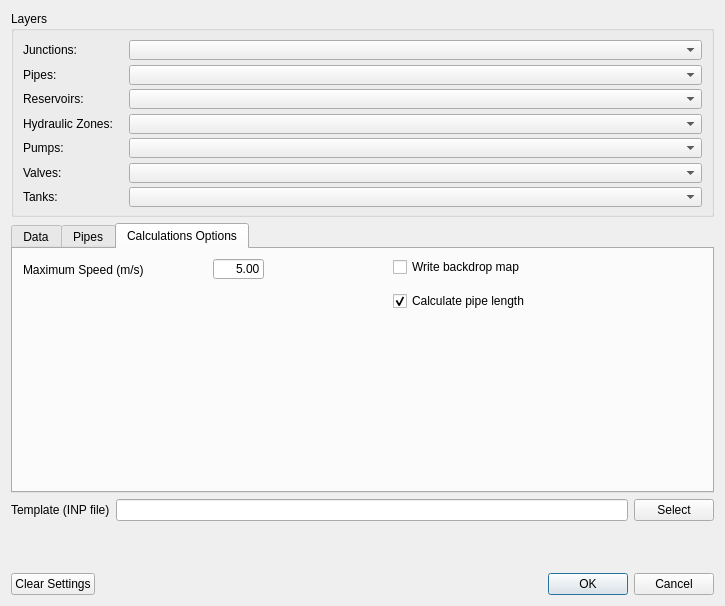
Above: core/QWater_Settings_dialog.ui from jorgealmerio/QWater before the change. Below: the same form after it.
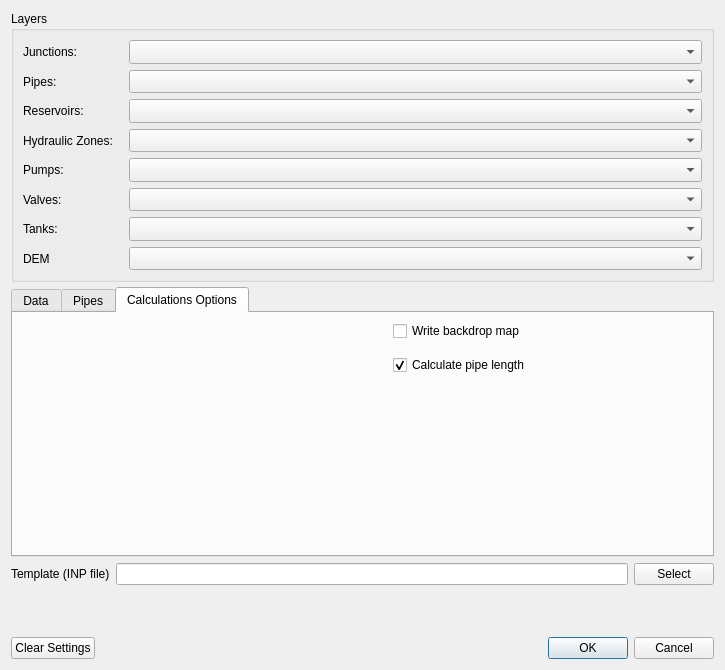
That is the form after the change. The open tabs and pages were chosen to show the change. Icons and pictures are not drawn. Custom widgets are drawn as their Qt base class.

Diff of the .ui file:
```diff
--- a/core/QWater_Settings_dialog.ui
+++ b/core/QWater_Settings_dialog.ui
@@ -7,7 +7,7 @@
     <x>0</x>
     <y>0</y>
     <width>725</width>
-    <height>606</height>
+    <height>670</height>
    </rect>
   </property>
   <property name="sizePolicy">
@@ -19,7 +19,7 @@
   <property name="minimumSize">
    <size>
     <width>615</width>
-    <height>595</height>
+    <height>670</height>
    </size>
   </property>
   <property name="maximumSize">
@@ -38,7 +38,7 @@
    <item>
     <widget class="QGroupBox" name="groupBox_Layers">
      <property name="sizePolicy">
-      <sizepolicy hsizetype="MinimumExpanding" vsizetype="Minimum">
+      <sizepolicy hsizetype="MinimumExpanding" vsizetype="MinimumExpanding">
        <horstretch>0</horstretch>
        <verstretch>0</verstretch>
       </sizepolicy>
@@ -46,7 +46,7 @@
      <property name="minimumSize">
       <size>
        <width>0</width>
-       <height>185</height>
+       <height>271</height>
       </size>
      </property>
      <property name="title">
@@ -318,7 +318,7 @@
        </layout>
       </item>
       <item>
-       <layout class="QHBoxLayout" name="horizontalLayout_9">
+       <layout class="QHBoxLayout" name="horizontalLayout_2">
         <item>
          <widget class="QLabel" name="label_12">
           <property name="sizePolicy">
@@ -362,6 +362,51 @@
         </item>
        </layout>
       </item>
+      <item>
+       <layout class="QHBoxLayout" name="horizontalLayout_9">
+        <item>
+         <widget class="QLabel" name="label_17">
+          <property name="sizePolicy">
+           <sizepolicy hsizetype="Minimum" vsizetype="Minimum">
+            <horstretch>0</horstretch>
+            <verstretch>0</verstretch>
+           </sizepolicy>
+          </property>
+          <property name="minimumSize">
+           <size>
+            <width>100</width>
+            <height>20</height>
+           </size>
+          </property>
+          <property name="text">
+           <string>DEM</string>
+          </property>
+         </widget>
+        </item>
+        <item>
+         <widget class="QgsMapLayerComboBox" name="CMBDEM">
+          <property name="sizePolicy">
+           <sizepolicy hsizetype="MinimumExpanding" vsizetype="Minimum">
+            <horstretch>0</horstretch>
+            <verstretch>0</verstretch>
+           </sizepolicy>
+          </property>
+          <property name="minimumSize">
+           <size>
+            <width>150</width>
+            <height>20</height>
+           </size>
+          </property>
+          <property name="editable">
+           <bool>false</bool>
+          </property>
+          <property name="insertPolicy">
+           <enum>QComboBox::InsertAtBottom</enum>
+          </property>
+         </widget>
+        </item>
+       </layout>
+      </item>
      </layout>
     </widget>
    </item>
@@ -967,53 +1012,6 @@
       <attribute name="title">
        <string>Calculations Options</string>
       </attribute>
-      <widget class="QLineEdit" name="Txt_v_max">
-       <property name="geometry">
-        <rect>
-         <x>200</x>
-         <y>10</y>
-         <width>51</width>
-         <height>20</height>
-        </rect>
-       </property>
-       <property name="text">
-        <string>5.00</string>
-       </property>
-       <property name="alignment">
-        <set>Qt::AlignRight|Qt::AlignTrailing|Qt::AlignVCenter</set>
-       </property>
-       <property name="placeholderText">
-        <string/>
-       </property>
-      </widget>
-      <widget class="QLabel" name="label_22">
-       <property name="geometry">
-        <rect>
-         <x>10</x>
-         <y>10</y>
-         <width>231</width>
-         <height>21</height>
-        </rect>
-       </property>
-       <property name="sizePolicy">
-        <sizepolicy hsizetype="Preferred" vsizetype="Minimum">
-         <horstretch>0</horstretch>
-         <verstretch>0</verstretch>
-        </sizepolicy>
-       </property>
-       <property name="minimumSize">
-        <size>
-         <width>0</width>
-         <height>20</height>
-        </size>
-       </property>
-       <property name="text">
-        <string>Maximum Speed (m/s)</string>
-       </property>
-       <property name="wordWrap">
-        <bool>true</bool>
-       </property>
-      </widget>
       <widget class="QWidget" name="layoutWidget">
        <property name="geometry">
         <rect>
@@ -1090,6 +1088,12 @@
     <layout class="QHBoxLayout" name="horizontalLayout_4">
      <item>
       <widget class="QLabel" name="lbl_extGeo">
+       <property name="maximumSize">
+        <size>
+         <width>16777215</width>
+         <height>42</height>
+        </size>
+       </property>
        <property name="text">
         <string/>
        </property>
@@ -1097,6 +1101,12 @@
      </item>
      <item>
       <widget class="QLabel" name="lbl_extReal">
+       <property name="maximumSize">
+        <size>
+         <width>16777215</width>
+         <height>42</height>
+        </size>
+       </property>
        <property name="text">
         <string/>
        </property>
@@ -1110,6 +1120,12 @@
          <height>40</height>
         </size>
        </property>
+       <property name="maximumSize">
+        <size>
+         <width>16777215</width>
+         <height>42</height>
+        </size>
+       </property>
        <property name="mouseTracking">
         <bool>true</bool>
        </property>
@@ -1127,9 +1143,12 @@
     </layout>
    </item>
    <item>
-    <layout class="QHBoxLayout" name="horizontalLayout_2">
+    <layout class="QHBoxLayout" name="horizontalLayout_12">
+     <property name="spacing">
+      <number>1</number>
+     </property>
      <property name="sizeConstraint">
-      <enum>QLayout::SetDefaultConstraint</enum>
+      <enum>QLayout::SetMinimumSize</enum>
      </property>
      <item>
       <widget class="QPushButton" name="btnLimpaSettings">
```
Left out of the diff: 9 changed lines with no effect on the pictures.
